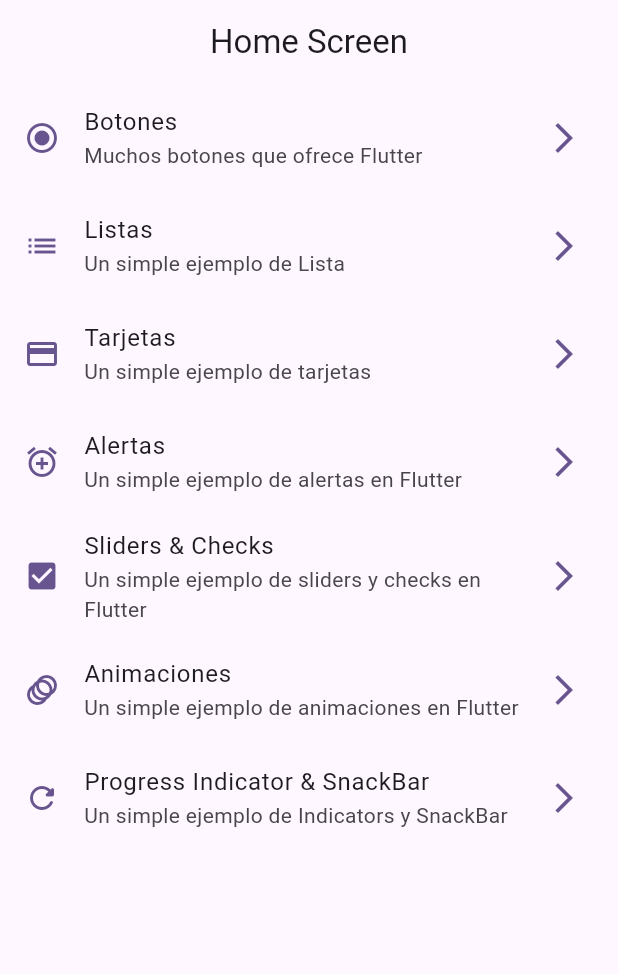
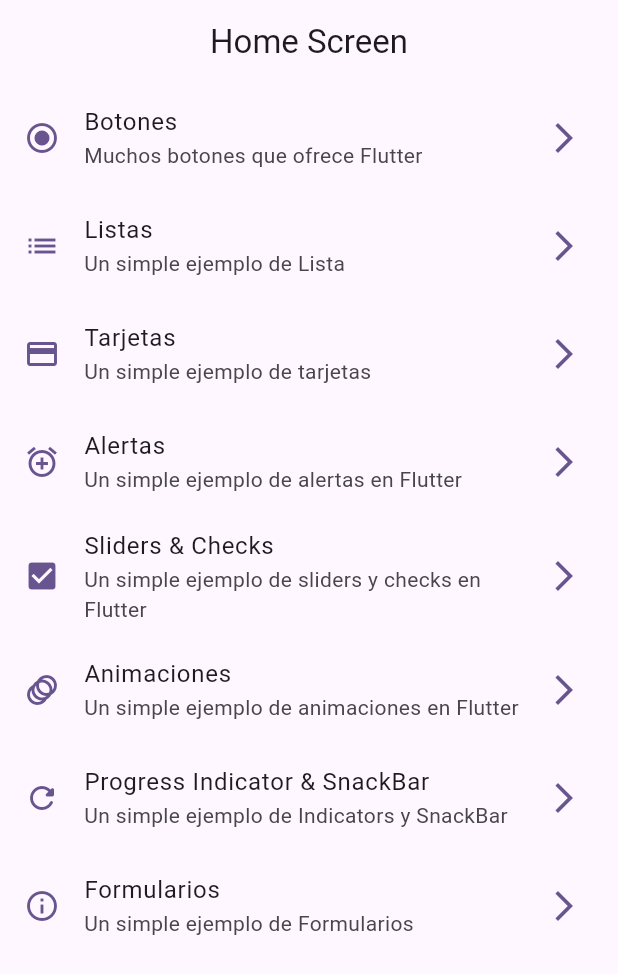
Before and after one commit to arodriguezgim/PMDM2526, a Flutter app: the screen it shows after launch, on a phone screen of 412 x 824 dp. Shown: the top 974 px of the screen. Run offline on Flutter 3.47's test engine with Material 3 defaults, Android fonts, the phone set to English and light mode, and no system bars.

Commit message:
Fin primera clase

```diff
--- a/Flutter/componentes/lib/config/routes/menu_items.dart
+++ b/Flutter/componentes/lib/config/routes/menu_items.dart
@@ -64,4 +64,10 @@ final menuItems = <MenuItem>[
     link: '/snackbar',
     icono: Icons.refresh_rounded,
   ),
+  MenuItem(
+    titulo: 'Formularios',
+    subtitulo: 'Un simple ejemplo de Formularios',
+    link: '/formulario',
+    icono: Icons.info_outline,
+  )
 ];
--- a/Flutter/componentes/lib/main.dart
+++ b/Flutter/componentes/lib/main.dart
@@ -22,7 +22,8 @@ class MyApp extends StatelessWidget {
         '/alertas'  : (context)=> AlertasScreen(),
         '/sliders'  : (context)=> SlidersScreen(),
         '/animaciones' : (context)=> AnimacionesScreen(),
-        '/snackbar' : (context)=> ProgressScreen()
+        '/snackbar' : (context)=> ProgressScreen(),
+        '/formulario' : (context)=> FormularioScreen()
       },
     );
   }
--- a/Flutter/componentes/lib/presentation/screens/screens.dart
+++ b/Flutter/componentes/lib/presentation/screens/screens.dart
@@ -1,3 +1,5 @@
+export 'package:componentes/presentation/screens/formulario_screen.dart';
+
 export 'package:componentes/presentation/screens/progress_indicator_screen.dart';
 
 export 'package:componentes/presentation/screens/animaciones_screen.dart';
```
Also changed, not shown: Flutter/componentes/lib/presentation/screens/formulario_screen.dart (added, +30 -0 lines), Flutter/componentes/lib/presentation/screens/progress_indicator_screen.dart (+18 -0 lines).
